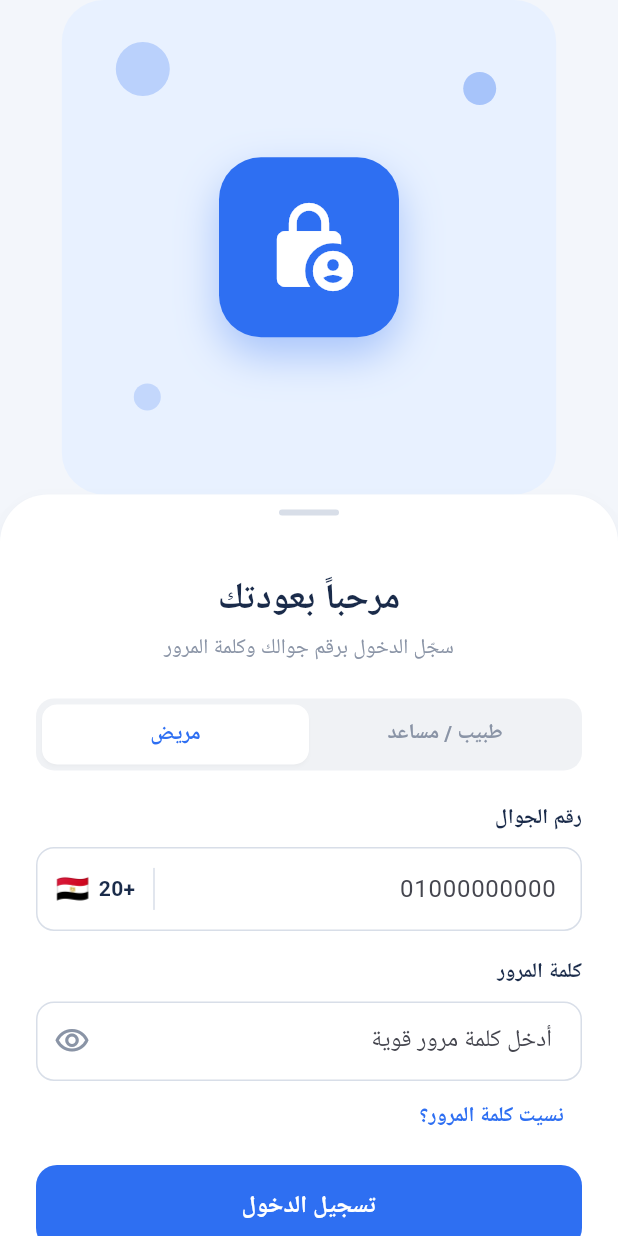
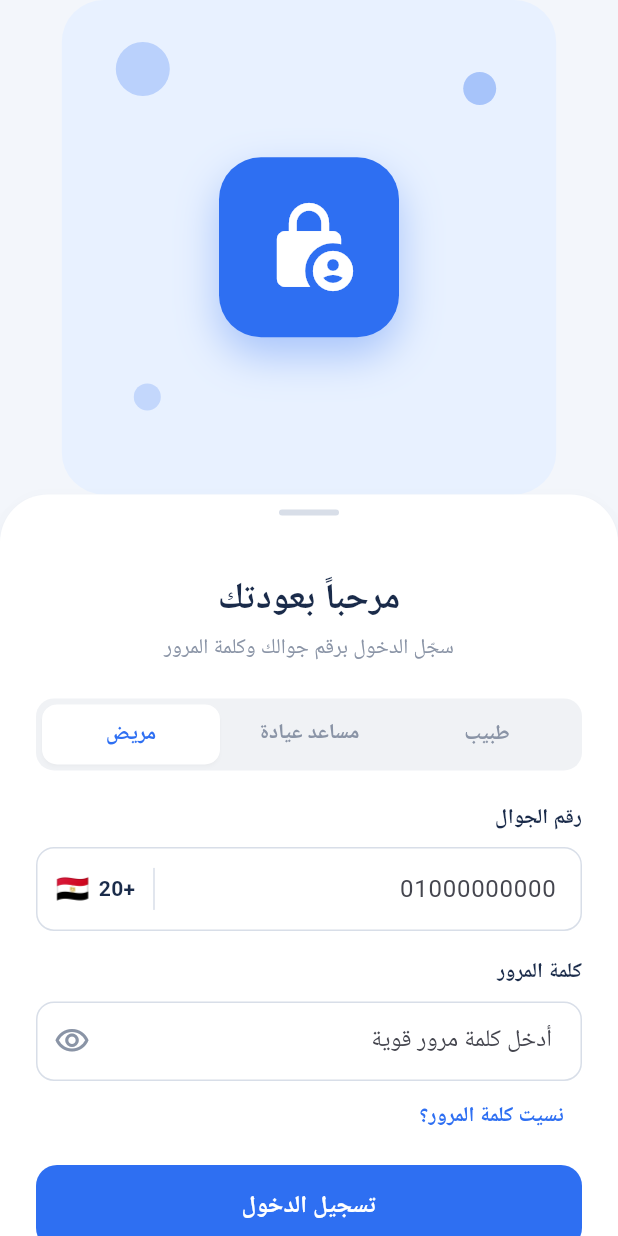
Before and after one commit to Yussef-Makhlouf/med-super, a Flutter app: the screen it shows after launch, on a phone screen of 412 x 824 dp. Run offline on Flutter 3.47's test engine with Material 3 defaults, Android fonts, the phone set to English and light mode, and no system bars; our stand-ins replace connectivity_plus, dio, easy_localization, file_picker, firebase_core, firebase_crashlytics and 13 more; accounts and stored records are empty; generated files the repository leaves out were written again; Roboto replaces fonts that are missing (Ibm Plex Sans Arabic).

Commit message:
Update role translations and add clinic staff role in authentication flow

```diff
--- a/assets/translations/ar.json
+++ b/assets/translations/ar.json
@@ -22,7 +22,8 @@
     "welcome_intro": "أهلاً بيك في ميدسوبر!",
     "welcome_intro_subtitle": "أدخل رقم هاتفك للبدء",
     "role_patient": "مريض",
-    "role_doctor": "طبيب / مساعد ",
+    "role_doctor": "طبيب",
+    "role_clinic_staff": "مساعد عيادة",
     "phone_label": "رقم الجوال",
     "phone_hint": "01000000000",
     "country_code": "+20",
--- a/assets/translations/en.json
+++ b/assets/translations/en.json
@@ -22,7 +22,8 @@
     "welcome_intro": "Welcome to MedSuper!",
     "welcome_intro_subtitle": "Enter your phone number to get started",
     "role_patient": "Patient",
-    "role_doctor": "Doctor / Assistant",
+    "role_doctor": "Doctor",
+    "role_clinic_staff": "Clinic assistant",
     "phone_label": "Mobile number",
     "phone_hint": "01000000000",
     "country_code": "+20",
--- a/lib/features/auth/domain/entities/user_role.dart
+++ b/lib/features/auth/domain/entities/user_role.dart
@@ -7,8 +7,7 @@ enum UserRole {
   lab,
 
   /// Clinic assistant provisioned by a Doctor — maps to backend's
-  /// `CLINIC_STAFF` RoleContextType. Arrives from `/me` after login;
-  /// never offered in the login UI role toggle.
+  /// `CLINIC_STAFF` RoleContextType and is offered on password login.
   clinicStaff;
 
   String get apiValue => switch (this) {
@@ -29,7 +28,7 @@ enum UserRole {
     };
   }
 
-  /// Login UI only offers patient/doctor; other roles arrive from `/me`.
+  /// OTP signup only offers patient/doctor; staff roles use password login.
   static UserRole fromLogin(String name) => switch (name.toLowerCase()) {
     'doctor' => UserRole.doctor,
     _ => UserRole.patient,
--- a/lib/features/auth/presentation/screens/account_login_screen.dart
+++ b/lib/features/auth/presentation/screens/account_login_screen.dart
@@ -91,8 +91,7 @@ class _AccountLoginScreenState extends ConsumerState<AccountLoginScreen>
     // Snap to whichever side is closer, nudged by fling velocity so a
     // quick flick commits even from near the midpoint.
     final velocityBias = (details.primaryVelocity ?? 0) / 2000;
-    final target =
-        (_extentController.value - velocityBias) > 0.5 ? 1.0 : 0.0;
+    final target = (_extentController.value - velocityBias) > 0.5 ? 1.0 : 0.0;
     _animateExtentTo(target);
   }
 
@@ -209,7 +208,8 @@ class _AccountLoginScreenState extends ConsumerState<AccountLoginScreen>
                       AnimatedBuilder(
                         animation: _extentController,
                         builder: (context, child) {
-                          final fraction = _collapsedFraction +
+                          final fraction =
+                              _collapsedFraction +
                               (_expandedFraction - _collapsedFraction) *
                                   _extentController.value;
                           return Positioned(
@@ -416,7 +416,8 @@ class _AccountLoginScreenState extends ConsumerState<AccountLoginScreen>
                                                 ),
                                               ),
                                               Align(
-                                                alignment: Alignment.centerRight,
+                                                alignment:
+                                                    Alignment.centerRight,
                                                 child: TextButton(
                                                   onPressed: () => context.push(
                                                     '/forgot-password',
@@ -575,6 +576,13 @@ class _RoleToggle extends StatelessWidget {
               label: 'auth.role_doctor'.tr(),
               selected: value == UserRole.doctor,
               onTap: () => onChanged(UserRole.doctor),
+            ),
+          ),
+          Expanded(
+            child: _RoleChip(
+              label: 'auth.role_clinic_staff'.tr(),
+              selected: value == UserRole.clinicStaff,
+              onTap: () => onChanged(UserRole.clinicStaff),
             ),
           ),
           Expanded(
```
Also changed, not shown: lib/features/auth/data/datasources/remote/auth_remote_datasource.dart (+8 -20 lines).
